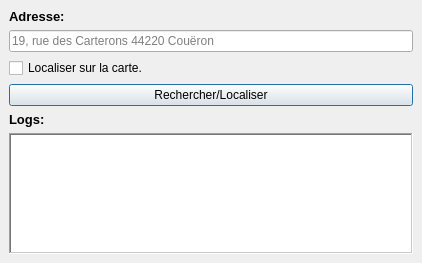
Gui0delp/french_address, file french_address_dockwidget_base.ui: the form before one commit.
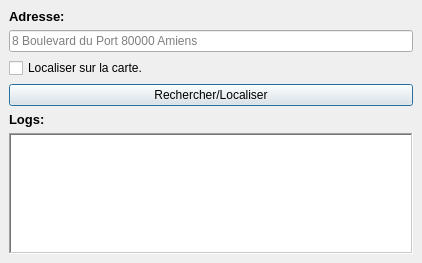
The form after the commit.

Diff of the .ui file:
```diff
--- a/french_address_dockwidget_base.ui
+++ b/french_address_dockwidget_base.ui
@@ -18,7 +18,7 @@
     <item row="1" column="0">
      <widget class="QLineEdit" name="le_input_address">
       <property name="placeholderText">
-       <string>19, rue des Carterons 44220 Couëron</string>
+       <string>8 Boulevard du Port 80000 Amiens</string>
       </property>
      </widget>
     </item>
```
